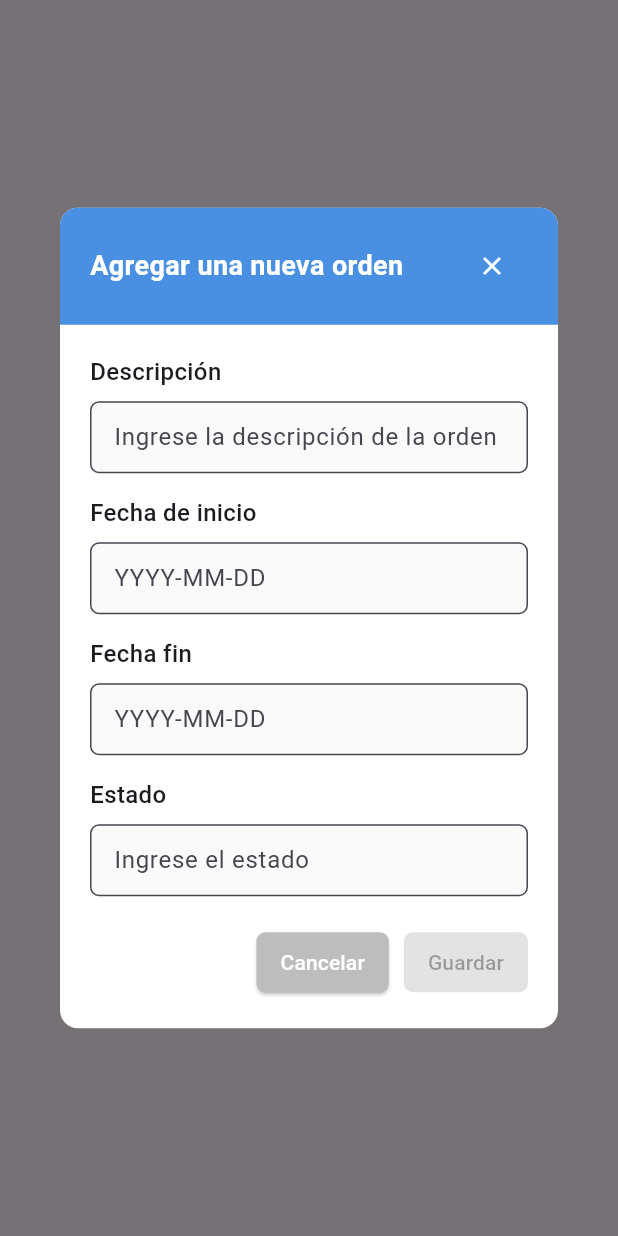
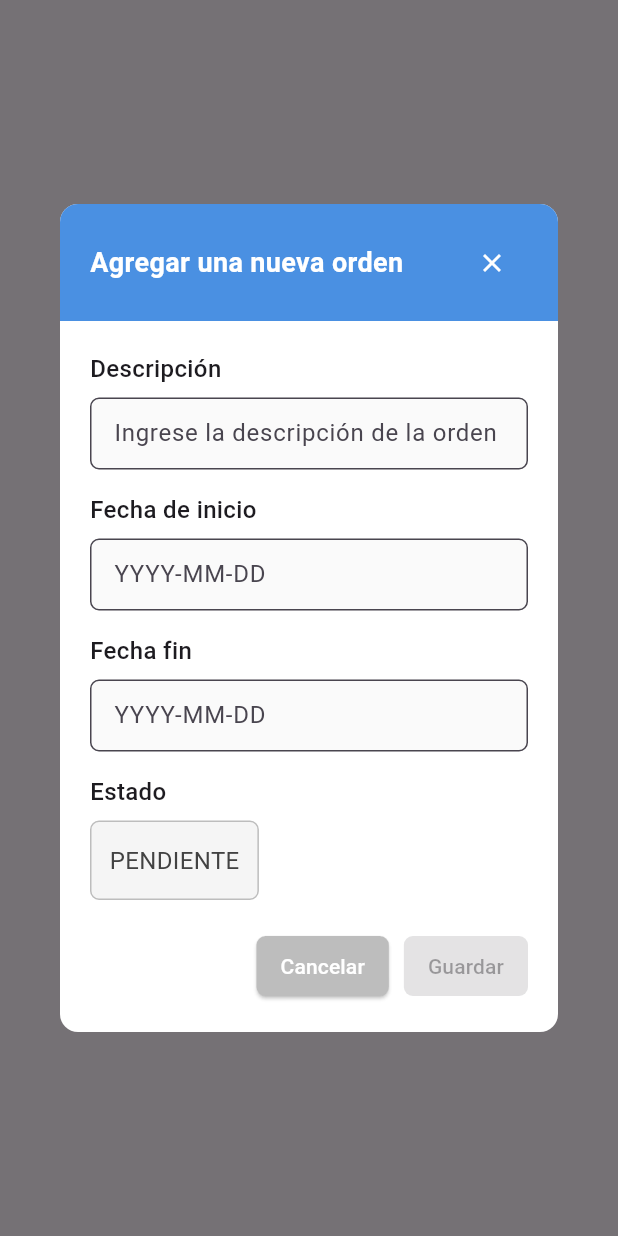
Before and after one commit to lmcadev-productApp/ProducApp, a Flutter app: what mostrarAgregarOrderVisual() shows on an empty page, opened directly with empty values, on a phone screen of 412 x 824 dp. Run offline on Flutter 3.47's test engine with Material 3 defaults, Android fonts, the phone set to English and light mode, and no system bars; our stand-ins replace shared_preferences; accounts and stored records are empty; network calls fail.

Commit message:
Se realizó el ajuste en la creación de las órdenes: crear una orden funciona correctamente y queda predeterminada como pendiente. Falta revisar editar y eliminar, ya que no están funcionando. El CRUD de las etapas está funcionando. La notificación se hace temporalmente con un SnackBar.

```diff
--- a/frontend/lib/screens/admin/orders/orders_page.dart
+++ b/frontend/lib/screens/admin/orders/orders_page.dart
@@ -60,7 +60,6 @@ class _AdminOrderStateManagementState extends State<AdminOrderStateManagement> {
       });
     }
   }
-
 
   void mostrarOpcionesOrden(BuildContext context, dynamic order) {
     ModalOptionsCustomizable.mostrar(
@@ -128,7 +127,4 @@ class _AdminOrderStateManagementState extends State<AdminOrderStateManagement> {
       colorHeader: const Color(0xFF4A90E2),
     );
   }
-
-
-
 }
--- a/frontend/lib/widgets/dialogs/admin/order/add_order_dialog.dart
+++ b/frontend/lib/widgets/dialogs/admin/order/add_order_dialog.dart
@@ -10,35 +10,31 @@ void mostrarAgregarOrderVisual(
   final descripcionCtrl = TextEditingController();
   final fechaInicioCtrl = TextEditingController();
   final fechaFinCtrl = TextEditingController();
-  final estadoCtrl = TextEditingController();
 
   bool botonActivo = false;
-  bool listenersAgregados = false;
 
-  void validarBoton(StateSetter setState) {
-    final activo = descripcionCtrl.text.isNotEmpty &&
-        estadoCtrl.text.isNotEmpty &&
-        fechaInicioCtrl.text.isNotEmpty &&
-        fechaFinCtrl.text.isNotEmpty;
-    if (activo != botonActivo) {
-      setState(() {
-        botonActivo = activo;
-      });
-    }
-  }
+  late void Function(StateSetter) validarBoton;
 
   showDialog(
     context: context,
     builder: (context) {
       return StatefulBuilder(
         builder: (context, setState) {
-          if (!listenersAgregados) {
-            descripcionCtrl.addListener(() => validarBoton(setState));
-            estadoCtrl.addListener(() => validarBoton(setState));
-            fechaInicioCtrl.addListener(() => validarBoton(setState));
-            fechaFinCtrl.addListener(() => validarBoton(setState));
-            listenersAgregados = true;
-          }
+          validarBoton = (StateSetter setStateInterno) {
+            final activo = descripcionCtrl.text.isNotEmpty &&
+                fechaInicioCtrl.text.isNotEmpty &&
+                fechaFinCtrl.text.isNotEmpty;
+            if (activo != botonActivo) {
+              setStateInterno(() {
+                botonActivo = activo;
+              });
+            }
+          };
+
+          // Agregamos los listeners SOLO una vez al construir
+          descripcionCtrl.addListener(() => validarBoton(setState));
+          fechaInicioCtrl.addListener(() => validarBoton(setState));
+          fechaFinCtrl.addListener(() => validarBoton(setState));
 
           return DialogoGeneral(
             titulo: 'Agregar una nueva orden',
@@ -129,16 +125,16 @@ void mostrarAgregarOrderVisual(
                       style:
                           TextStyle(fontSize: 16, fontWeight: FontWeight.w500)),
                   SizedBox(height: 8),
-                  TextField(
-                    controller: estadoCtrl,
-                    decoration: InputDecoration(
-                      hintText: 'Ingrese el estado',
-                      filled: true,
-                      fillColor: Colors.grey[50],
-                      border: OutlineInputBorder(
-                          borderRadius: BorderRadius.circular(6)),
-                      contentPadding:
-                          EdgeInsets.symmetric(horizontal: 12, vertical: 12),
+                  Container(
+                    padding: EdgeInsets.symmetric(horizontal: 12, vertical: 14),
+                    decoration: BoxDecoration(
+                      color: Colors.grey[100],
+                      borderRadius: BorderRadius.circular(6),
+                      border: Border.all(color: Colors.grey.shade400),
+                    ),
+                    child: Text(
+                      'PENDIENTE',
+                      style: TextStyle(fontSize: 16, color: Colors.grey[800]),
                     ),
                   ),
                 ],
@@ -149,28 +145,24 @@ void mostrarAgregarOrderVisual(
             onOk: botonActivo
                 ? () async {
                     try {
-                      // obtiene ID del usuario desde SharedPreferences
                       final useridStr =
                           await SharedPreferencesHelper.getUserId();
 
-                      // Verifica que el userId no sea nulo y conviértelo a int
                       if (useridStr == null) {
                         throw Exception('No se pudo obtener el ID de usuario.');
                       }
                       final userid = int.parse(useridStr);
 
-                      // Obtener el objeto User real usando el userId
                       final userService = UserService();
                       final user = await userService.getUserById(userid);
 
                       final nuevoOrder = Order(
-                        id: 0,
                         descripcion: descripcionCtrl.text,
                         fechaInicio: DateTime.parse(fechaInicioCtrl.text),
                         fechaFin: DateTime.parse(fechaFinCtrl.text),
-                        estado: estadoCtrl.text,
-                        usuario: user, // Ahora se pasa el objeto User real
-                        etapas: [], // A reemplazar por etapas reales si es necesario
+                        estado: 'PENDIENTE',
+                        usuario: user,
+                        etapas: [],
                       );
 
                       final orderService = OrderService();
@@ -182,7 +174,6 @@ void mostrarAgregarOrderVisual(
                       onOrderCreado();
                     } catch (e) {
                       print('Error al crear nueva orden: $e');
-                      // Mostrar diálogo de error si es necesario
                     }
                   }
                 : null,
@@ -194,6 +185,5 @@ void mostrarAgregarOrderVisual(
     descripcionCtrl.dispose();
     fechaInicioCtrl.dispose();
     fechaFinCtrl.dispose();
-    estadoCtrl.dispose();
   });
 }
```
Also changed, not shown: frontend/lib/models/orders/order.dart (+3 -5 lines), frontend/lib/models/stages/stage.dart (+6 -6 lines), frontend/lib/screens/stages/stage_screen.dart (+27 -4 lines), frontend/lib/services/orders/Order_Service.dart (+19 -6 lines), frontend/lib/widgets/dialogs/admin/order/edit_order_dialog.dart (+39 -65 lines), frontend/lib/widgets/stages/stages_form.dart (+5 -3 lines).
